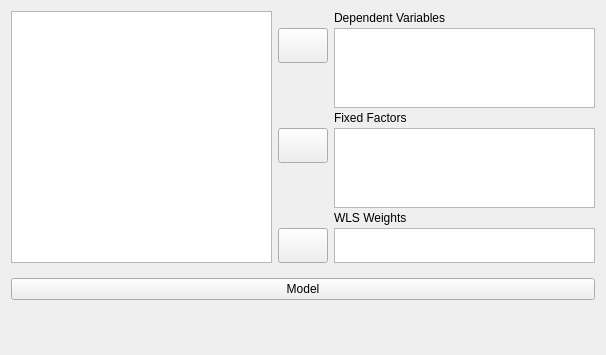
The window that JASP-Desktop/analysisforms/anovamultivariateform.ui (jasp-stats/jasp-desktop) describes before a commit, drawn with Qt 5; both pictures show x 0 to 606 and y 0 to 355 of the 606 by 760 pixel window.
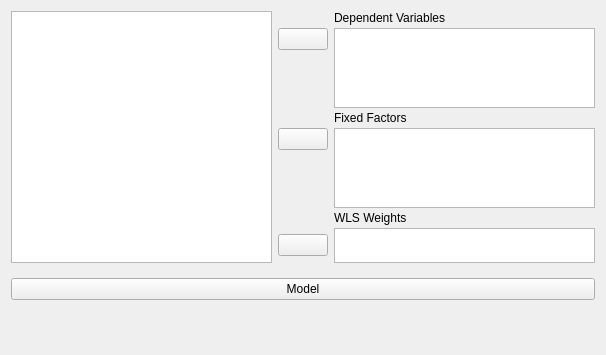
The same window after the commit. Custom widgets are drawn as their Qt base class.

Diff of the .ui file:
```diff
--- a/JASP-Desktop/analysisforms/anovamultivariateform.ui
+++ b/JASP-Desktop/analysisforms/anovamultivariateform.ui
@@ -87,13 +87,13 @@
         <property name="minimumSize">
          <size>
           <width>50</width>
-          <height>35</height>
+          <height>0</height>
          </size>
         </property>
         <property name="maximumSize">
          <size>
           <width>50</width>
-          <height>35</height>
+          <height>16777215</height>
          </size>
         </property>
         <property name="text">
@@ -138,13 +138,13 @@
         <property name="minimumSize">
          <size>
           <width>50</width>
-          <height>35</height>
+          <height>0</height>
          </size>
         </property>
         <property name="maximumSize">
          <size>
           <width>50</width>
-          <height>35</height>
+          <height>16777215</height>
          </size>
         </property>
         <property name="text">
@@ -163,13 +163,13 @@
         <property name="minimumSize">
          <size>
           <width>50</width>
-          <height>35</height>
+          <height>0</height>
          </size>
         </property>
         <property name="maximumSize">
          <size>
           <width>50</width>
-          <height>35</height>
+          <height>16777215</height>
          </size>
         </property>
         <property name="text">
```
Left out of the diff: 1 changed line with no effect on the pictures.
